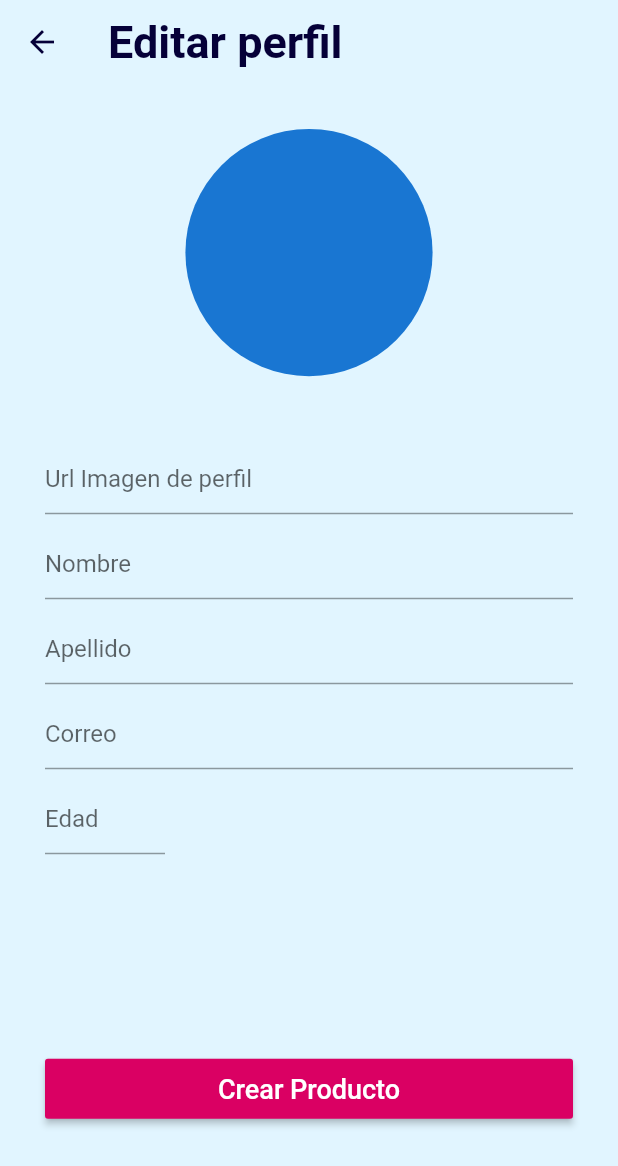
After one commit to danielFelipeBueno/my_shop, a Flutter app: the EditProfileScreen screen opened directly, on a phone screen of 412 x 824 dp. The commit adds this screen. Shown: the top 1166 px of the screen. Run offline on Flutter 3.47's test engine with Material 2 defaults, Android fonts, the phone set to English and light mode, and no system bars; our stand-ins replace bloc, flutter_bloc; missing offline and left inert: top_modal_sheet; network calls fail.

Commit message:
add edit profile

```diff
--- /dev/null
+++ b/lib/ui/home/edit_profile_screen.dart
@@ -0,0 +1,87 @@
+import 'package:flutter/material.dart';
+import 'package:my_shop/utils/constants.dart';
+
+class EditProfileScreen extends StatelessWidget {
+  const EditProfileScreen({super.key});
+
+  @override
+  Widget build(BuildContext context) {
+    return Scaffold(
+      backgroundColor: const Color(0xffE1F5FF),
+      appBar: AppBar(
+        elevation: 0,
+        foregroundColor: kSecondaryColor,
+        backgroundColor: const Color(0xffE1F5FF),
+        // ignore: prefer_const_constructors
+        title: Text(
+          "Editar perfil",
+          textAlign: TextAlign.center,
+          style: const TextStyle(
+              color: kSecondaryColor,
+              fontSize: 30,
+              fontWeight: FontWeight.bold),
+        ),
+      ),
+      body: SafeArea(
+        child: Container(
+          width: double.infinity,
+          padding: const EdgeInsets.symmetric(horizontal: 30, vertical: 30),
+          child: Column(
+            children: [
+              CircleAvatar(radius: MediaQuery.of(context).size.width / 5),
+              const Spacer(),
+              SizedBox(
+                height: MediaQuery.of(context).size.height / 3,
+                child: Form(
+                    child: Column(
+                  mainAxisAlignment: MainAxisAlignment.spaceBetween,
+                  crossAxisAlignment: CrossAxisAlignment.start,
+                  children: [
+                    TextFormField(
+                        decoration: const InputDecoration(
+                            hintText: 'Url Imagen de perfil')),
+                    TextFormField(
+                        decoration: const InputDecoration(hintText: 'Nombre')),
+                    TextFormField(
+                        decoration:
+                            const InputDecoration(hintText: 'Apellido')),
+                    // Row(
+                    //   children: [
+                    //     Flexible(
+                    //         child: ),
+                    //     const SizedBox(width: 20),
+                    //     Flexible(
+                    //       child:
+                    //     ),
+                    //   ],
+                    // ),
+                    TextFormField(
+                        decoration: const InputDecoration(hintText: 'Correo')),
+                    SizedBox(
+                        width: 80,
+                        child: TextFormField(
+                            keyboardType: TextInputType.number,
+                            decoration:
+                                const InputDecoration(hintText: 'Edad'))),
+                  ],
+                )),
+              ),
+              const Spacer(flex: 3),
+              MaterialButton(
+                height: 40,
+                minWidth: double.infinity,
+                color: kPrimaryColor,
+                onPressed: () {},
+                child: const Text(
+                  'Crear Producto',
+                  style: TextStyle(color: Colors.white, fontSize: 18),
+                ),
+              ),
+              const Spacer(flex: 1),
+            ],
+          ),
+        ),
+      ),
+    );
+  }
+}
--- a/lib/ui/home/widgets/custom_app_bar.dart
+++ b/lib/ui/home/widgets/custom_app_bar.dart
@@ -5,6 +5,8 @@ import 'package:my_shop/ui/home/cubit/home_cubit.dart';
 import 'package:my_shop/ui/shopping_cart/shopping_cart_screen.dart';
 import 'package:my_shop/utils/constants.dart';
 import 'package:top_modal_sheet/top_modal_sheet.dart';
+
+import '../edit_profile_screen.dart';
 
 class CustomAppBar extends StatelessWidget {
   const CustomAppBar({
@@ -81,16 +83,22 @@ class CustomAppBar extends StatelessWidget {
                                               Text(state.user != null
                                                   ? state.user!.email
                                                   : ''),
-                                              // MaterialButton(
-                                              //   elevation: 0,
-                                              //   onPressed: () {},
-                                              //   color: kPrimaryColor,
-                                              //   child: const Text(
-                                              //     'Editar',
-                                              //     style: TextStyle(
-                                              //         color: Colors.white),
-                                              //   ),
-                                              // )
+                                              MaterialButton(
+                                                elevation: 0,
+                                                onPressed: () {
+                                                  Navigator.push(
+                                                      context,
+                                                      MaterialPageRoute(
+                                                          builder: (context) =>
+                                                              const EditProfileScreen()));
+                                                },
+                                                color: kPrimaryColor,
+                                                child: const Text(
+                                                  'Editar',
+                                                  style: TextStyle(
+                                                      color: Colors.white),
+                                                ),
+                                              )
                                             ],
                                           ),
                                           const SizedBox(width: 35),
--- a/lib/utils/backend_settings.dart
+++ b/lib/utils/backend_settings.dart
@@ -1,5 +1,5 @@
-//const baseUrl = 'http://10.0.2.2:3000/api';
-const baseUrl = 'http://localhost:3000/api';
+const baseUrl = 'http://10.0.2.2:3000/api';
+// const baseUrl = 'http://localhost:3000/api';
 const getUserByIdUrl = '$baseUrl/users/id/';
 const getMainProductsUrl = '$baseUrl/products/id/';
 const getMainAdsUrl = '$baseUrl/advertisements/id/';
```
